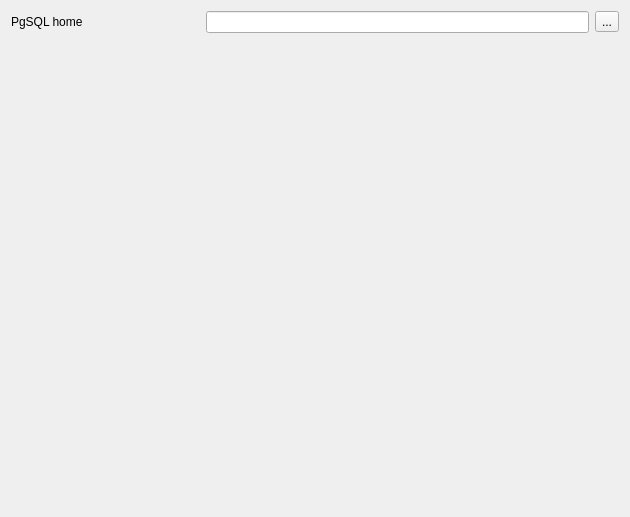
tora-tool/tora, file src/connection/toqpsqlsettingui.ui: the form before one commit.
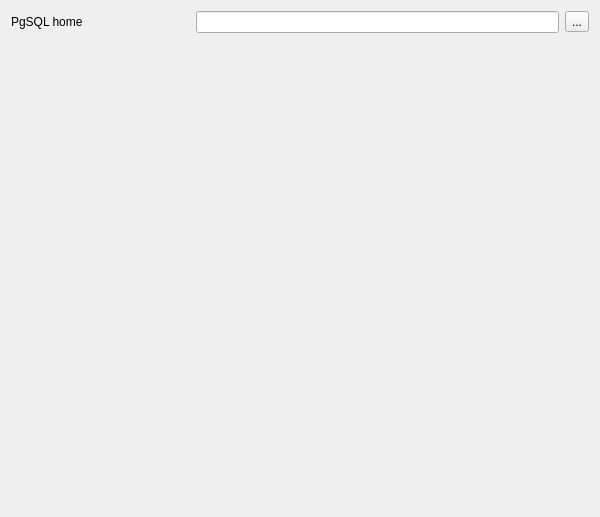
The form after the commit.

The edit to the form file:
```diff
--- a/src/connection/toqpsqlsettingui.ui
+++ b/src/connection/toqpsqlsettingui.ui
@@ -6,10 +6,22 @@
    <rect>
     <x>0</x>
     <y>0</y>
-    <width>630</width>
+    <width>600</width>
     <height>517</height>
    </rect>
   </property>
+  <property name="sizePolicy">
+   <sizepolicy hsizetype="Expanding" vsizetype="Preferred">
+    <horstretch>0</horstretch>
+    <verstretch>0</verstretch>
+   </sizepolicy>
+  </property>
+  <property name="minimumSize">
+   <size>
+    <width>600</width>
+    <height>0</height>
+   </size>
+  </property>
   <property name="windowTitle">
    <string>Form1</string>
   </property>
```
